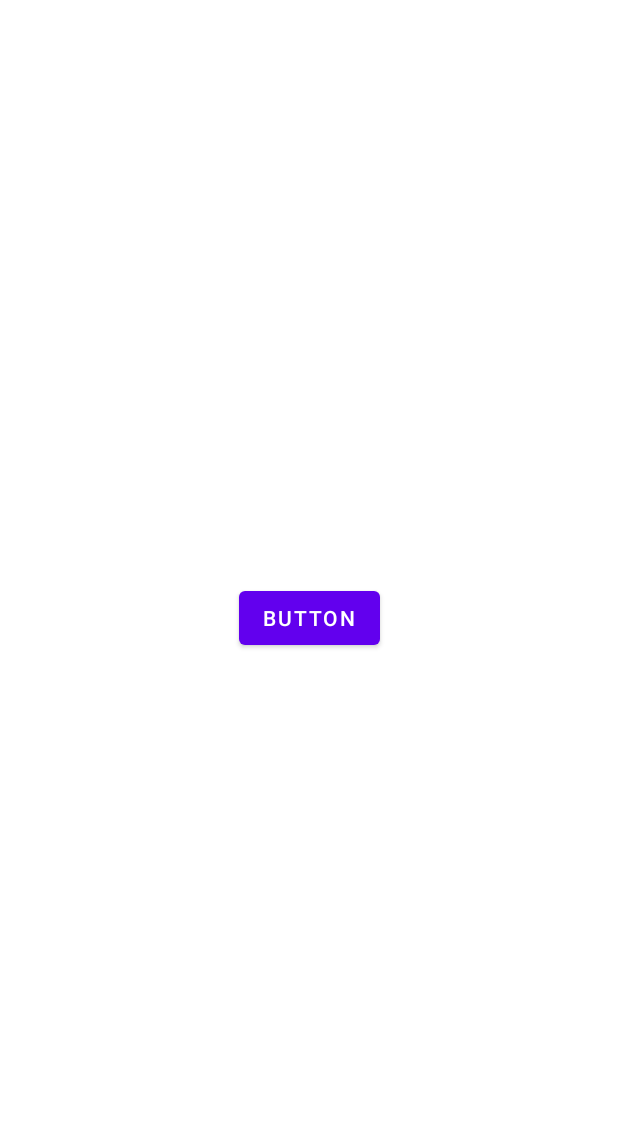
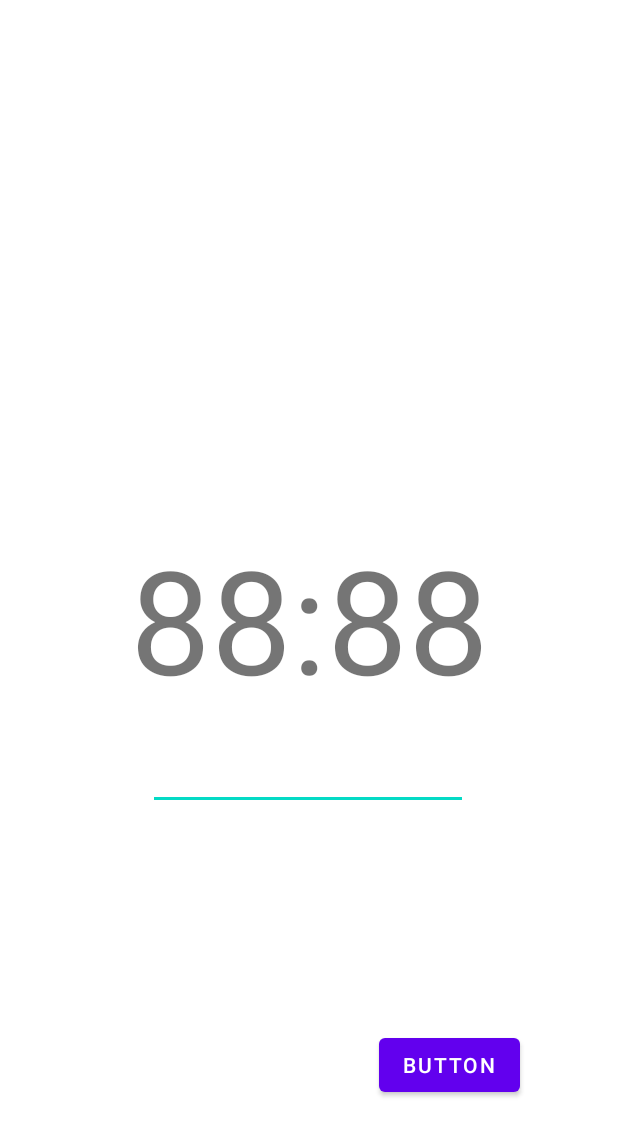
Before and after one commit to Lex-ari/SunInMyFace, an Android app: the layout activity_main.xml on its own in the app's theme, with its tools: preview values and no code run, on a phone screen of 412 x 824 dp. Shown: the top 1136 px of the screen. Run offline under Robolectric (Android 15) with nearby library versions, the phone set to English and light mode, and no system bars.

```diff
--- a/app/src/main/java/com/example/suninmyface/MainActivity.kt
+++ b/app/src/main/java/com/example/suninmyface/MainActivity.kt
@@ -4,6 +4,10 @@ import android.graphics.Color
 import androidx.appcompat.app.AppCompatActivity
 import android.os.Bundle
 import com.example.suninmyface.databinding.ActivityMainBinding
+import java.sql.Time
+import java.text.SimpleDateFormat
+import java.time.Clock
+import java.util.*
 
 class MainActivity : AppCompatActivity() {
 
@@ -25,5 +29,23 @@ class MainActivity : AppCompatActivity() {
             }
             isRed = !isRed
         }
+
+        //https://stackoverflow.com/questions/55823042/how-to-update-this-textview-with-the-date-every-second
+        val timer = Timer()
+        timer?.scheduleAtFixedRate(object : TimerTask(){
+            override fun run(){
+                updateClock()
+            }
+        },0,1000)
+
+
+
+
+    }
+
+    private fun updateClock(){
+        runOnUiThread{
+            binding.textViewMainTrueTime.text = "${SimpleDateFormat("hh:mm:ss").format(Date())}"
+        }
     }
 }
--- a/app/src/main/res/layout/activity_main.xml
+++ b/app/src/main/res/layout/activity_main.xml
@@ -14,8 +14,36 @@
         android:text="Button"
         app:layout_constraintBottom_toBottomOf="parent"
         app:layout_constraintEnd_toEndOf="parent"
-        app:layout_constraintHorizontal_bias="0.5"
+        app:layout_constraintHorizontal_bias="0.794"
         app:layout_constraintStart_toStartOf="parent"
         app:layout_constraintTop_toTopOf="parent"
-        app:layout_constraintVertical_bias="0.5" />
+        app:layout_constraintVertical_bias="0.884" />
+
+    <EditText
+        android:id="@+id/editText_main_alarmTime"
+        android:layout_width="wrap_content"
+        android:layout_height="wrap_content"
+        android:ems="10"
+        android:inputType="time"
+        android:selectAllOnFocus="true"
+        android:singleLine="true"
+        app:layout_constraintBottom_toBottomOf="parent"
+        app:layout_constraintEnd_toEndOf="parent"
+        app:layout_constraintHorizontal_bias="0.497"
+        app:layout_constraintStart_toStartOf="parent"
+        app:layout_constraintTop_toBottomOf="@+id/textView_main_trueTime"
+        app:layout_constraintVertical_bias="0.060000002" />
+
+    <TextView
+        android:id="@+id/textView_main_trueTime"
+        android:layout_width="wrap_content"
+        android:layout_height="wrap_content"
+        android:text="88:88"
+        android:textAlignment="center"
+        android:textSize="96sp"
+        app:layout_constraintBottom_toBottomOf="parent"
+        app:layout_constraintEnd_toEndOf="parent"
+        app:layout_constraintStart_toStartOf="parent"
+        app:layout_constraintTop_toTopOf="parent" />
+
 </androidx.constraintlayout.widget.ConstraintLayout>
--- a/app/src/main/res/values-night/themes.xml
+++ b/app/src/main/res/values-night/themes.xml
@@ -1,6 +1,6 @@
 <resources xmlns:tools="http://schemas.android.com/tools">
     <!-- Base application theme. -->
-    <style name="Theme.SunInMyFace" parent="Theme.MaterialComponents.DayNight.DarkActionBar">
+    <style name="Theme.SunInMyFace" parent="Theme.MaterialComponents.DayNight.NoActionBar">
         <!-- Primary brand color. -->
         <item name="colorPrimary">@color/purple_200</item>
         <item name="colorPrimaryVariant">@color/purple_700</item>
@@ -10,7 +10,7 @@
         <item name="colorSecondaryVariant">@color/teal_200</item>
         <item name="colorOnSecondary">@color/black</item>
         <!-- Status bar color. -->
-        <item name="android:statusBarColor">?attr/colorPrimaryVariant</item>
+        <item name="android:statusBarColor">@color/black</item>
         <!-- Customize your theme here. -->
     </style>
 </resources>
--- a/app/src/main/res/values/themes.xml
+++ b/app/src/main/res/values/themes.xml
@@ -1,6 +1,6 @@
 <resources xmlns:tools="http://schemas.android.com/tools">
     <!-- Base application theme. -->
-    <style name="Theme.SunInMyFace" parent="Theme.MaterialComponents.DayNight.DarkActionBar">
+    <style name="Theme.SunInMyFace" parent="Theme.MaterialComponents.DayNight.NoActionBar">
         <!-- Primary brand color. -->
         <item name="colorPrimary">@color/purple_500</item>
         <item name="colorPrimaryVariant">@color/purple_700</item>
@@ -10,7 +10,7 @@
         <item name="colorSecondaryVariant">@color/teal_700</item>
         <item name="colorOnSecondary">@color/black</item>
         <!-- Status bar color. -->
-        <item name="android:statusBarColor">?attr/colorPrimaryVariant</item>
+        <item name="android:statusBarColor">@color/black</item>
         <!-- Customize your theme here. -->
     </style>
 </resources>
```
